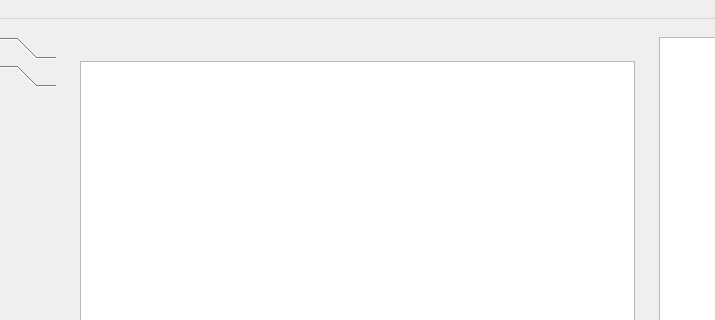
Above: rqt_mission_planner/resource/mainwindow.ui from sonia-auv/rqt_sonia_plugins before the change; both pictures show x 173 to 888 and y 0 to 320 of the 1061 by 749 pixel window. Below: the same form after it.
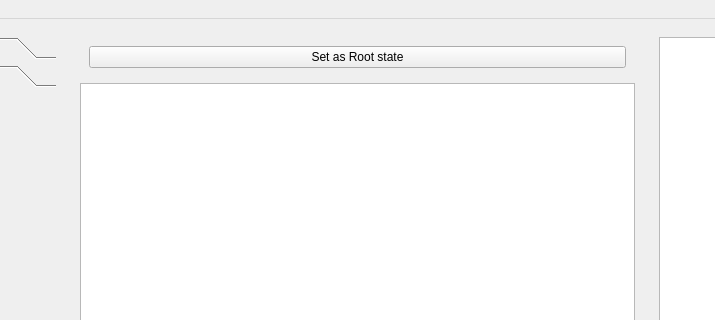
That is the form after the change. The open tabs and pages were chosen to show the change.

Commit message: Working state concurrentgit status

Diff of the .ui file:
```diff
--- a/rqt_mission_planner/resource/mainwindow.ui
+++ b/rqt_mission_planner/resource/mainwindow.ui
@@ -121,7 +121,15 @@
       <layout class="QVBoxLayout" name="verticalLayout_2">
        <item>
         <widget class="QWidget" name="widget_2" native="true">
-         <layout class="QHBoxLayout" name="horizontalLayout_4"/>
+         <layout class="QHBoxLayout" name="horizontalLayout_4">
+          <item>
+           <widget class="QPushButton" name="rootState">
+            <property name="text">
+             <string>Set as Root state</string>
+            </property>
+           </widget>
+          </item>
+         </layout>
         </widget>
        </item>
        <item>
@@ -135,7 +143,7 @@
             <x>0</x>
             <y>0</y>
             <width>553</width>
-            <height>646</height>
+            <height>624</height>
            </rect>
           </property>
           <property name="palette">
```
Left out of the diff: 8 changed lines with no effect on the pictures. The commit also changes 3 other files.
